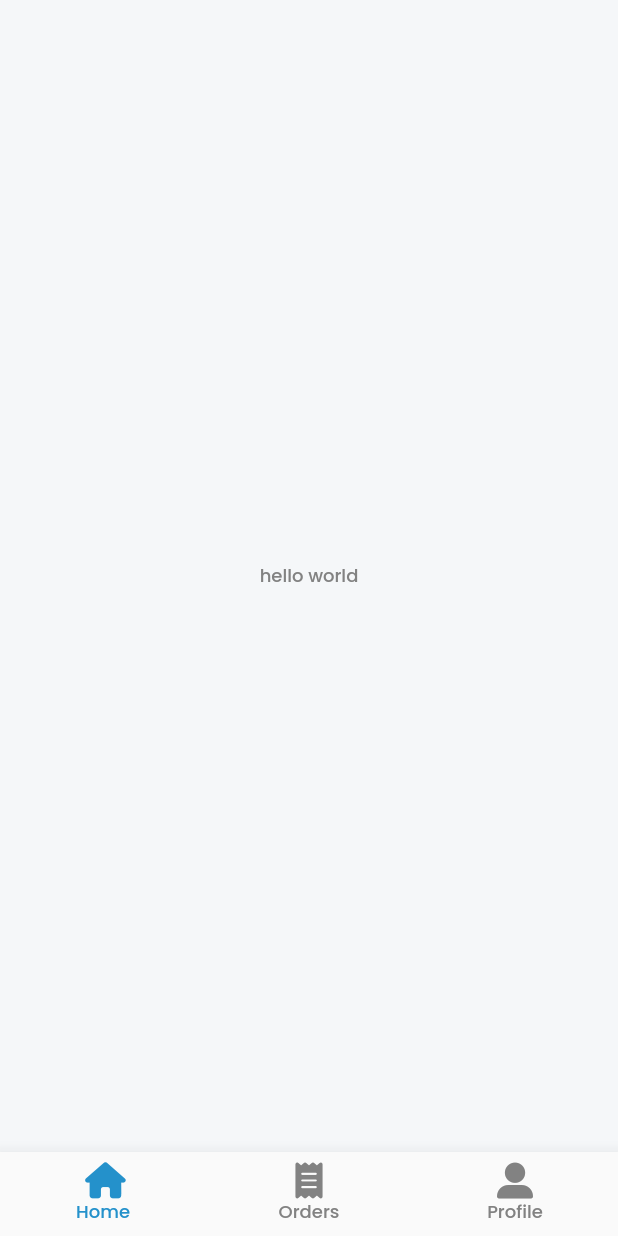
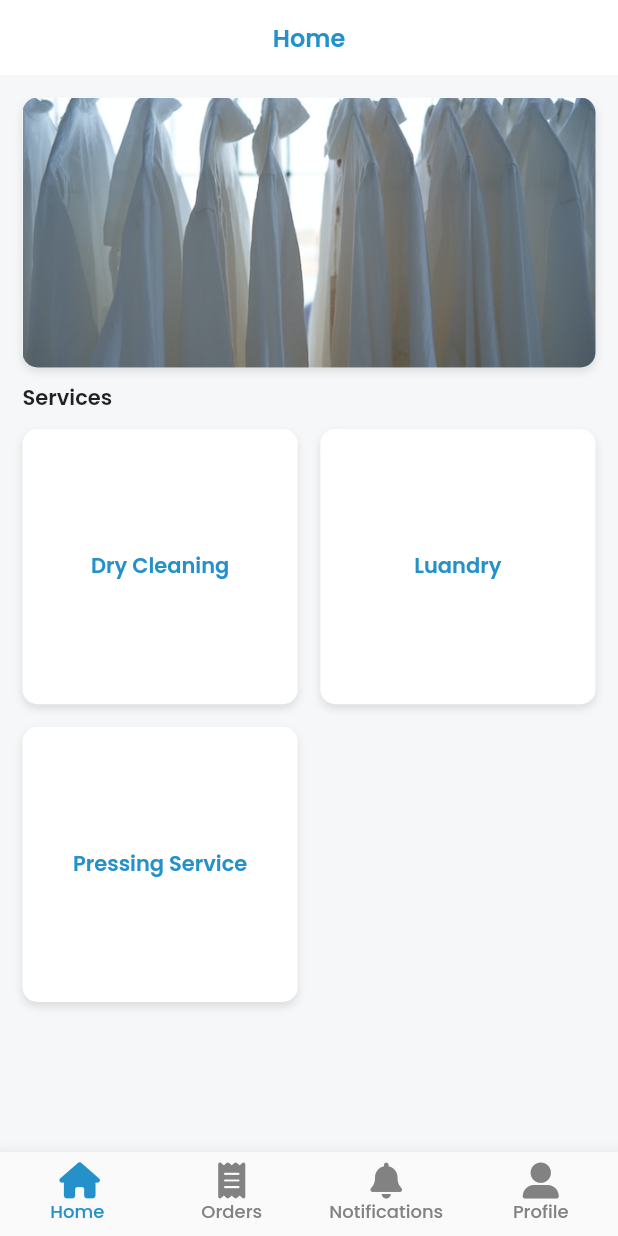
Before and after one commit to mwanawabangona/LaundryApp-main, a Flutter app: the NavBar screen opened directly, on a phone screen of 412 x 824 dp. Run offline on Flutter 3.47's test engine with Material 2 defaults, Android fonts, the phone set to English and light mode, and no system bars; our stand-ins replace curved_navigation_bar, flutter_screenutil, font_awesome_flutter, google_fonts.

Commit message:
added the home and orders screens

```diff
--- /dev/null
+++ b/lib/screens/home/home_screen.dart
@@ -0,0 +1,70 @@
+import 'package:flutter/material.dart';
+
+import '../../constants/text.dart';
+import '../../widgets/home/service_card.dart';
+
+class HomeScreen extends StatefulWidget {
+  const HomeScreen({
+    super.key,
+  });
+
+  @override
+  State<HomeScreen> createState() => _HomeScreenState();
+}
+
+class _HomeScreenState extends State<HomeScreen> {
+  List<String> services = [
+    'Dry Cleaning',
+    'Luandry',
+    'Pressing Service',
+  ];
+  @override
+  Widget build(BuildContext context) {
+    return SingleChildScrollView(
+      child: Padding(
+        padding: const EdgeInsets.symmetric(horizontal: 15, vertical: 15),
+        child: Column(
+          crossAxisAlignment: CrossAxisAlignment.start,
+          children: [
+            Container(
+              height: 180,
+              padding: const EdgeInsets.all(10.0),
+              decoration: BoxDecoration(
+                color: Colors.white,
+                boxShadow: [
+                  BoxShadow(
+                    color: const Color(0xff000000).withOpacity(0.10),
+                    blurRadius: 4.0,
+                    offset: const Offset(0.0, 3.0),
+                  )
+                ],
+                image: const DecorationImage(
+                    image: AssetImage('assets/images/banner.jpg'),
+                    fit: BoxFit.cover),
+                borderRadius: BorderRadius.circular(10.0),
+              ),
+            ),
+            const Padding(
+              padding: EdgeInsets.symmetric(vertical: 10.0),
+              child: Text('Services', style: kBodyTitleTextStyleGrey),
+            ),
+            GridView.builder(
+              padding: const EdgeInsets.only(top: 0),
+              gridDelegate: const SliverGridDelegateWithFixedCrossAxisCount(
+                crossAxisCount: 2,
+                childAspectRatio: 1,
+                crossAxisSpacing: 15.0,
+                mainAxisSpacing: 15.0,
+              ),
+              itemBuilder: (context, index) =>
+                  ServiceCard(service: services[index]),
+              itemCount: services.length,
+              shrinkWrap: true,
+              physics: const NeverScrollableScrollPhysics(),
+            ),
+          ],
+        ),
+      ),
+    );
+  }
+}
--- a/lib/screens/nav_bar.dart
+++ b/lib/screens/nav_bar.dart
@@ -1,8 +1,11 @@
 import 'package:flutter/material.dart';
 import 'package:font_awesome_flutter/font_awesome_flutter.dart';
 import 'package:laundryapp/constants/text.dart';
+import 'package:laundryapp/screens/orders/orders_screen.dart';
 
 import '../constants/colors.dart';
+import '../widgets/custom_app_bard.dart';
+import 'home/home_screen.dart';
 
 class NavBar extends StatefulWidget {
   const NavBar({super.key});
@@ -18,12 +21,24 @@ class _NavBarState extends State<NavBar> with TickerProviderStateMixin {
   @override
   void initState() {
     tabController = TabController(
-      length: 3,
+      length: 4,
       vsync: this,
       initialIndex: 0,
       animationDuration: const Duration(milliseconds: 500),
     );
     super.initState();
+  }
+
+  String getName() {
+    if (_currentIndex == 0) {
+      return 'Home';
+    } else if (_currentIndex == 1) {
+      return 'Orders';
+    } else if (_currentIndex == 2) {
+      return 'Notifications';
+    } else {
+      return 'Profile';
+    }
   }
 
   @override
@@ -35,13 +50,14 @@ class _NavBarState extends State<NavBar> with TickerProviderStateMixin {
   @override
   Widget build(BuildContext context) {
     return Scaffold(
+      appBar: CustomAppBar(title: getName()),
       body: SafeArea(
         child: TabBarView(
           physics: const NeverScrollableScrollPhysics(),
           controller: tabController,
           children: const [
-            Center(child: Text('hello world', style: kBodyTextStyleGrey)),
-            Center(child: Text('hello world', style: kBodyTextStyleGrey)),
+            HomeScreen(),
+            OrdersScreen(),
             Center(child: Text('hello world', style: kBodyTextStyleGrey)),
             Center(child: Text('hello world', style: kBodyTextStyleGrey)),
           ],
@@ -74,6 +90,10 @@ class _NavBarState extends State<NavBar> with TickerProviderStateMixin {
             label: 'Orders',
           ),
           BottomNavigationBarItem(
+            icon: Icon(FontAwesomeIcons.solidBell),
+            label: 'Notifications',
+          ),
+          BottomNavigationBarItem(
             icon: Icon(FontAwesomeIcons.userLarge),
             label: 'Profile',
           ),
--- /dev/null
+++ b/lib/widgets/custom_app_bard.dart
@@ -0,0 +1,66 @@
+import 'package:flutter/material.dart';
+import 'package:laundryapp/constants/colors.dart';
+import '../constants/text.dart';
+
+class CustomAppBar extends StatelessWidget implements PreferredSizeWidget {
+  final String title;
+  final bool showLeading;
+
+  final List<Widget>? actions;
+  const CustomAppBar({
+    Key? key,
+    required this.title,
+    this.actions,
+    this.showLeading = false,
+  }) : super(key: key);
+
+  @override
+  Size get preferredSize => const Size.fromHeight(50.0);
+
+  @override
+  Widget build(BuildContext context) {
+    return AppBar(
+      automaticallyImplyLeading: false,
+      backgroundColor: Colors.white,
+      titleSpacing: 0,
+      title: Row(
+        mainAxisAlignment: MainAxisAlignment.center,
+        children: [
+          showLeading
+              ? IconButton(
+                  onPressed: () {
+                    Navigator.of(context).pop();
+                  },
+                  icon: const Icon(
+                    Icons.chevron_left_rounded,
+                    color: Colors.black,
+                  ),
+                )
+              : SizedBox(width: showLeading ? 0 : 10),
+          Text(title,
+              style: kTitleTextStyle.copyWith(
+                color: kPrimaryColor,
+                fontWeight: FontWeight.w600,
+                fontSize: 16,
+              )),
+          showLeading
+              ? Opacity(
+                  opacity: 0.0,
+                  child: IconButton(
+                    onPressed: () {
+                      // Navigator.of(context).pop();
+                    },
+                    icon: const Icon(
+                      Icons.chevron_left_rounded,
+                      color: Colors.black,
+                    ),
+                  ),
+                )
+              : SizedBox(width: showLeading ? 0 : 10),
+        ],
+      ),
+      elevation: 0.0,
+      actions: actions ?? [],
+    );
+  }
+}
--- /dev/null
+++ b/lib/widgets/home/service_card.dart
@@ -0,0 +1,30 @@
+import 'package:flutter/material.dart';
+import 'package:laundryapp/constants/colors.dart';
+
+import '../../constants/text.dart';
+
+class ServiceCard extends StatelessWidget {
+  final String service;
+  const ServiceCard({super.key, required this.service});
+
+  @override
+  Widget build(BuildContext context) {
+    return Container(
+      padding: const EdgeInsets.all(10.0),
+      decoration: BoxDecoration(
+        color: Colors.white,
+        boxShadow: [
+          BoxShadow(
+            color: const Color(0xff000000).withOpacity(0.10),
+            blurRadius: 4.0,
+            offset: const Offset(0.0, 3.0),
+          )
+        ],
+        borderRadius: BorderRadius.circular(10.0),
+      ),
+      child: Center(
+          child: Text(service,
+              style: kBodyTitleTextStyleGrey.copyWith(color: kPrimaryColor))),
+    );
+  }
+}
```
Also changed, not shown: lib/screens/orders/orders_screen.dart (added, +50 -0 lines), lib/widgets/orders/order_card.dart (added, +61 -0 lines), lib/widgets/orders/order_tab_btn.dart (added, +28 -0 lines), assets/images/banner.jpg (added).
